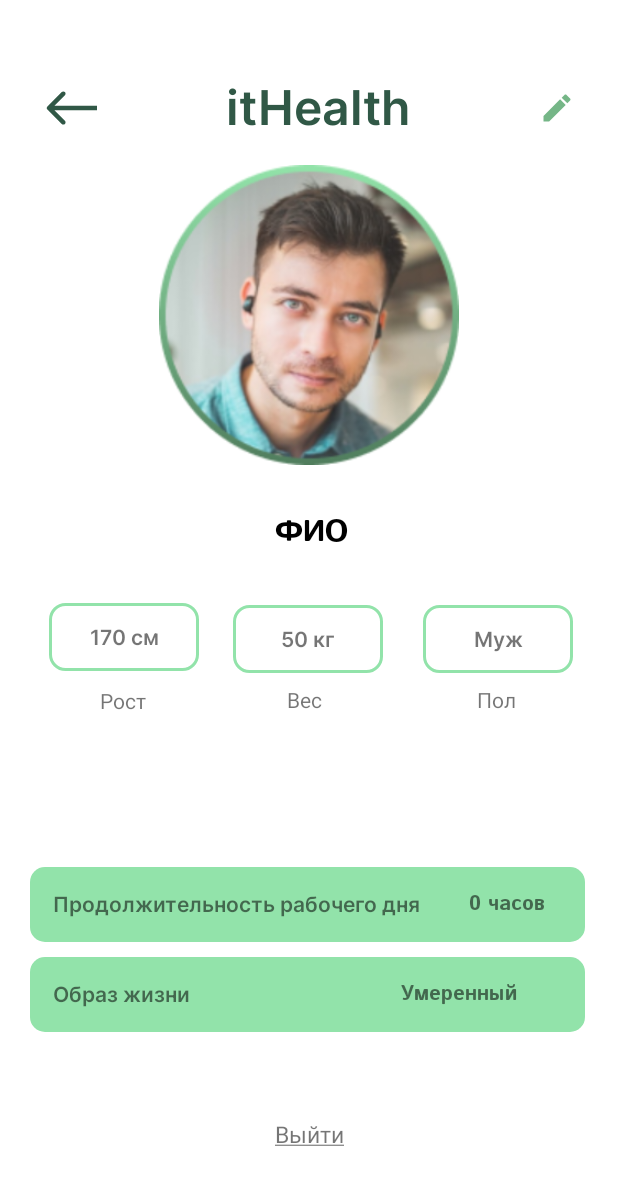
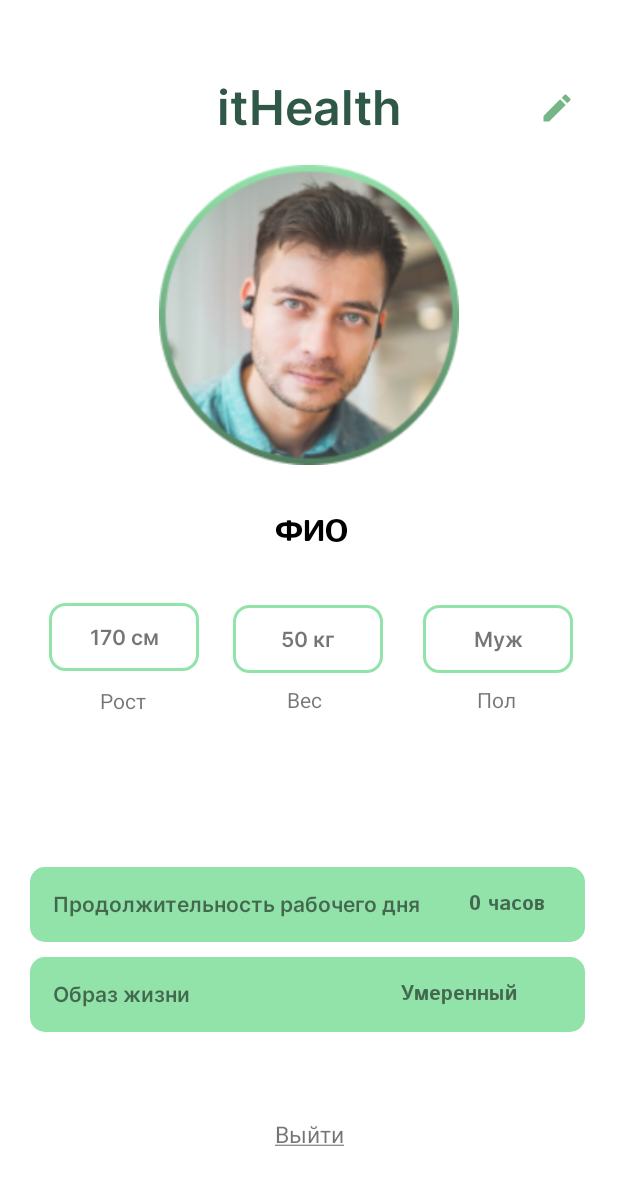
Before and after one commit to 13Rvladislav/It-specialist-s-health, an Android app: the layout fragment_profile.xml on its own in the app's theme, with its tools: preview values and no code run, on a phone screen of 412 x 824 dp. Shown: the top 1185 px of the screen. Run offline under Robolectric (Android 15) with nearby library versions, the phone set to English and light mode, and no system bars.

Commit message:
Профиль заверешен

```diff
--- a/app/src/main/res/layout/fragment_profile.xml
+++ b/app/src/main/res/layout/fragment_profile.xml
@@ -10,22 +10,6 @@
     <androidx.constraintlayout.widget.ConstraintLayout
         android:layout_width="match_parent"
         android:layout_height="match_parent">
-
-        <ImageButton
-            android:id="@+id/imageButton"
-            android:layout_width="48dp"
-            android:layout_height="48dp"
-            android:layout_gravity="left"
-            android:layout_marginTop="48dp"
-            android:backgroundTint="@android:color/transparent"
-            app:layout_constraintBottom_toBottomOf="parent"
-            app:layout_constraintEnd_toEndOf="parent"
-            app:layout_constraintHorizontal_bias="0.065"
-            app:layout_constraintStart_toStartOf="parent"
-            app:layout_constraintTop_toTopOf="parent"
-            app:layout_constraintVertical_bias="0.0"
-            app:srcCompat="@drawable/ic_arrow_back"
-            tools:ignore="SpeakableTextPresentCheck" />
 
         <TextView
             android:id="@+id/textView"
@@ -40,8 +24,7 @@
             android:textColor="@color/greendarker"
             android:textSize="32sp"
             app:layout_constraintEnd_toEndOf="parent"
-            app:layout_constraintHorizontal_bias="0.26"
-            app:layout_constraintStart_toEndOf="@+id/imageButton"
+            app:layout_constraintStart_toStartOf="parent"
             app:layout_constraintTop_toTopOf="parent" />
 
         <ImageButton
@@ -99,7 +82,7 @@
                     android:text="Продолжительность рабочего дня" />
 
                 <TextView
-                    android:id="@+id/textView25"
+                    android:id="@+id/textWorkTime"
                     android:layout_width="wrap_content"
                     android:layout_height="wrap_content"
                     android:layout_gravity="center"
@@ -127,7 +110,7 @@
                     android:text="Образ жизни" />
 
                 <TextView
-                    android:id="@+id/textView27"
+                    android:id="@+id/textLifeStyle"
                     android:layout_width="96dp"
                     android:layout_height="wrap_content"
                     android:layout_gravity="center"
@@ -165,7 +148,7 @@
             app:layout_constraintVertical_bias="0.126" />
 
         <TextView
-            android:id="@+id/textView10"
+            android:id="@+id/textHeight"
             android:layout_width="100dp"
             android:layout_height="45dp"
             android:layout_marginStart="10dp"
@@ -174,13 +157,13 @@
             android:gravity="center"
             android:text="170 см"
             app:layout_constraintBottom_toTopOf="@+id/linearLayout2"
-            app:layout_constraintEnd_toStartOf="@+id/textView12"
+            app:layout_constraintEnd_toStartOf="@+id/textWeight"
             app:layout_constraintStart_toStartOf="parent"
             app:layout_constraintTop_toBottomOf="@+id/textFIO"
             app:layout_constraintVertical_bias="0.20000000" />
 
         <TextView
-            android:id="@+id/textView12"
+            android:id="@+id/textWeight"
             android:layout_width="100dp"
             android:layout_height="45dp"
             android:layout_marginStart="10dp"
@@ -189,14 +172,14 @@
             android:gravity="center"
             android:text="50 кг"
             app:layout_constraintBottom_toTopOf="@+id/linearLayout2"
-            app:layout_constraintEnd_toStartOf="@+id/textView15"
+            app:layout_constraintEnd_toStartOf="@+id/textSex"
             app:layout_constraintHorizontal_bias="0.846"
             app:layout_constraintStart_toStartOf="parent"
             app:layout_constraintTop_toBottomOf="@+id/textFIO"
             app:layout_constraintVertical_bias="0.208" />
 
         <TextView
-            android:id="@+id/textView15"
+            android:id="@+id/textSex"
             android:layout_width="100dp"
             android:layout_height="45dp"
             android:layout_marginStart="10dp"
@@ -222,7 +205,7 @@
             app:layout_constraintEnd_toEndOf="parent"
             app:layout_constraintHorizontal_bias="0.171"
             app:layout_constraintStart_toStartOf="parent"
-            app:layout_constraintTop_toBottomOf="@+id/textView10"
+            app:layout_constraintTop_toBottomOf="@+id/textHeight"
             app:layout_constraintVertical_bias="0.021" />
 
         <TextView
@@ -236,7 +219,7 @@
             app:layout_constraintEnd_toEndOf="parent"
             app:layout_constraintHorizontal_bias="0.498"
             app:layout_constraintStart_toStartOf="parent"
-            app:layout_constraintTop_toBottomOf="@+id/textView12"
+            app:layout_constraintTop_toBottomOf="@+id/textWeight"
             app:layout_constraintVertical_bias="0.0" />
 
         <TextView
@@ -250,7 +233,7 @@
             app:layout_constraintEnd_toEndOf="parent"
             app:layout_constraintHorizontal_bias="0.833"
             app:layout_constraintStart_toStartOf="parent"
-            app:layout_constraintTop_toBottomOf="@+id/textView15"
+            app:layout_constraintTop_toBottomOf="@+id/textSex"
             app:layout_constraintVertical_bias="0.0" />
 
     </androidx.constraintlayout.widget.ConstraintLayout>
```
Also changed, not shown: app/src/main/java/com/example/it_health/ActivityMenu.kt (+67 -11 lines), app/src/main/java/com/example/it_health/RegActivity.kt (+25 -7 lines), app/src/main/java/com/example/it_health/fragments/Profile.kt (+55 -0 lines), app/src/main/java/dbClases/MainWorkInfo.kt (added, +47 -0 lines).
